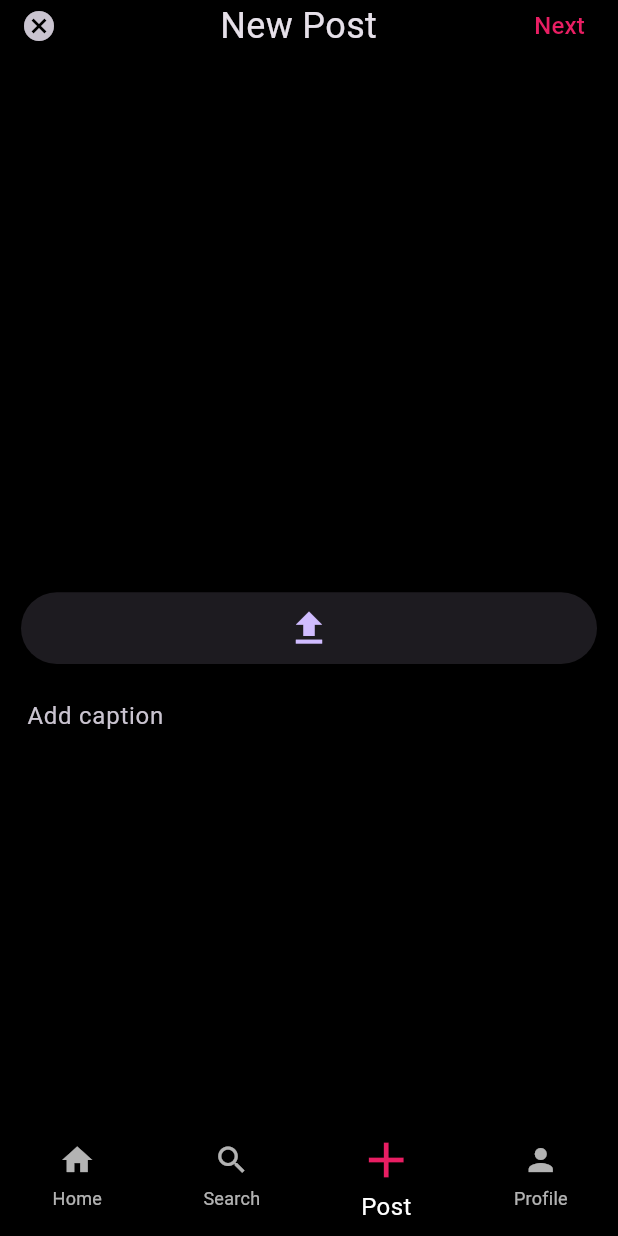
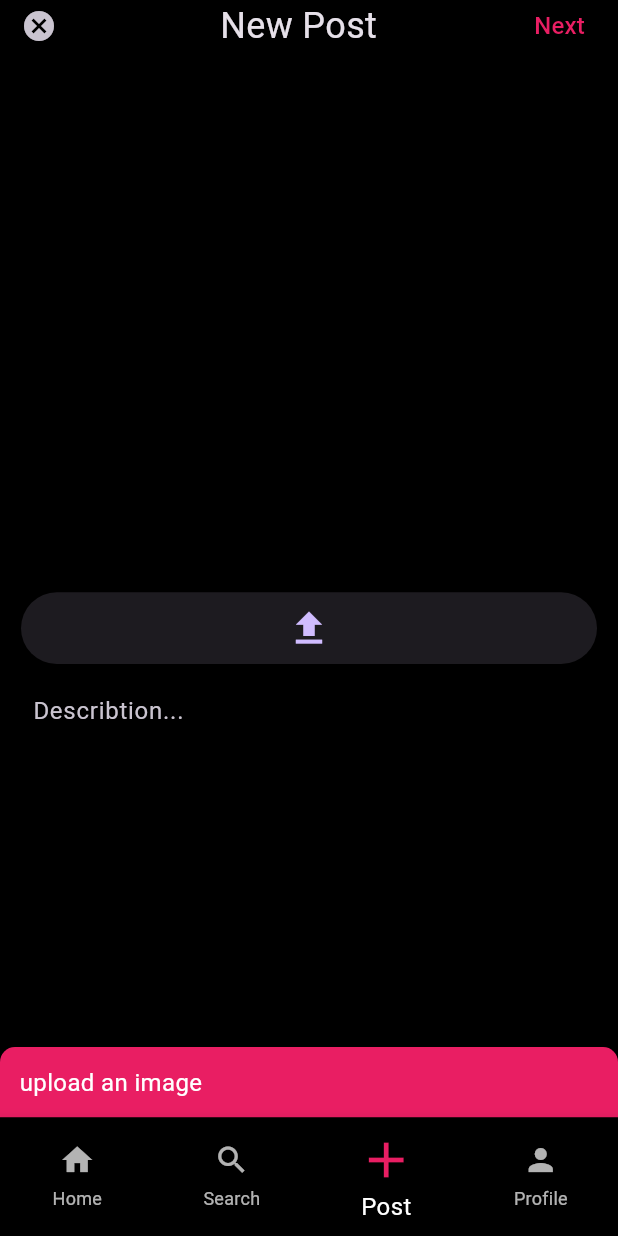
Before and after one commit to HazemAhmed677/insta-app, a Flutter app: the screen it shows once a user with an empty profile is signed in, item 3 of the bottom bar chosen, after a tap on "Next", on a phone screen of 412 x 824 dp. Run offline on Flutter 3.47's test engine with Material 3 defaults, Android fonts, the phone set to English and light mode, and no system bars; our stand-ins replace cloud_firestore, firebase_auth, firebase_core, firebase_storage, flutter_bloc, image_picker and 1 more; accounts and stored records are empty.

Commit message:
add post image to clous

```diff
--- a/lib/views/add_post_view.dart
+++ b/lib/views/add_post_view.dart
@@ -1,8 +1,14 @@
 import 'dart:io';
 
+import 'package:cloud_firestore/cloud_firestore.dart';
+import 'package:firebase_auth/firebase_auth.dart';
+import 'package:firebase_storage/firebase_storage.dart';
 import 'package:flutter/material.dart';
 import 'package:image_picker/image_picker.dart';
 import 'package:insta_app/constants.dart';
+import 'package:insta_app/helper/show_snack_bar_function.dart';
+import 'package:insta_app/models/post_model.dart';
+import 'package:uuid/uuid.dart';
 
 class AddPostView extends StatefulWidget {
   const AddPostView({super.key});
@@ -14,6 +20,8 @@ class AddPostView extends StatefulWidget {
 
 class _AddPostViewState extends State<AddPostView> {
   File? imagePost;
+  String? description;
+  late String imageURL;
   Future<void> selectImage() async {
     var image = await ImagePicker().pickImage(
       source: ImageSource.gallery,
@@ -40,7 +48,11 @@ class _AddPostViewState extends State<AddPostView> {
                 style: const ButtonStyle(
                   tapTargetSize: MaterialTapTargetSize.shrinkWrap,
                 ),
-                onPressed: () {},
+                onPressed: () {
+                  imagePost = null;
+                  description = null;
+                  setState(() {});
+                },
                 icon: const Icon(Icons.cancel),
               ),
               const Padding(
@@ -56,7 +68,30 @@ class _AddPostViewState extends State<AddPostView> {
                   tapTargetSize: MaterialTapTargetSize.shrinkWrap,
                   minimumSize: const Size(50, 30),
                 ),
-                onPressed: () {},
+                onPressed: () async {
+                  if (imagePost != null) {
+                    String generatedID = const Uuid().v4();
+                    var reff = FirebaseStorage.instance
+                        .ref(kPostsImages)
+                        .child(generatedID);
+                    await reff.putFile(imagePost!);
+                    imageURL = await reff.getDownloadURL();
+                    PostModel postModel = PostModel(
+                      userID: FirebaseAuth.instance.currentUser!.uid,
+                      imageURL: imageURL,
+                      likes: [],
+                      desciption: description,
+                      comments: [],
+                    );
+                    Map<String, dynamic> postMap =
+                        postModel.convertToMap(postModel);
+                    await FirebaseFirestore.instance
+                        .collection(kPosts)
+                        .add(postMap);
+                  } else {
+                    getShowSnackBar(context, 'upload an image');
+                  }
+                },
                 child: const Text(
                   'Next',
                   style: TextStyle(
@@ -105,15 +140,15 @@ class _AddPostViewState extends State<AddPostView> {
             ),
           ),
           SizedBox(
-            height: hight * 0.018,
+            height: hight * 0.014,
           ),
           const Padding(
-            padding: EdgeInsets.symmetric(horizontal: 4.0),
+            padding: EdgeInsets.symmetric(horizontal: 8.0),
             child: TextField(
               cursorColor: kPink,
               maxLines: 12,
               decoration: InputDecoration(
-                hintText: 'Add caption',
+                hintText: 'Describtion...',
                 hintStyle: TextStyle(
                   fontSize: 16,
                 ),
--- a/lib/views/sign_up_view.dart
+++ b/lib/views/sign_up_view.dart
@@ -1,4 +1,5 @@
 import 'dart:io';
+
 import 'package:firebase_auth/firebase_auth.dart';
 import 'package:firebase_storage/firebase_storage.dart';
 import 'package:flutter/material.dart';
--- a/pubspec.yaml
+++ b/pubspec.yaml
@@ -43,6 +43,7 @@ dependencies:
   firebase_storage: ^12.1.0
   modal_progress_hud_nsn: ^0.5.1
   google_sign_in: ^6.2.1
+  uuid: ^4.4.0
 
 dev_dependencies:
   flutter_test:
```
Also changed, not shown: lib/models/post_model.dart (+22 -3 lines), pubspec.lock.
